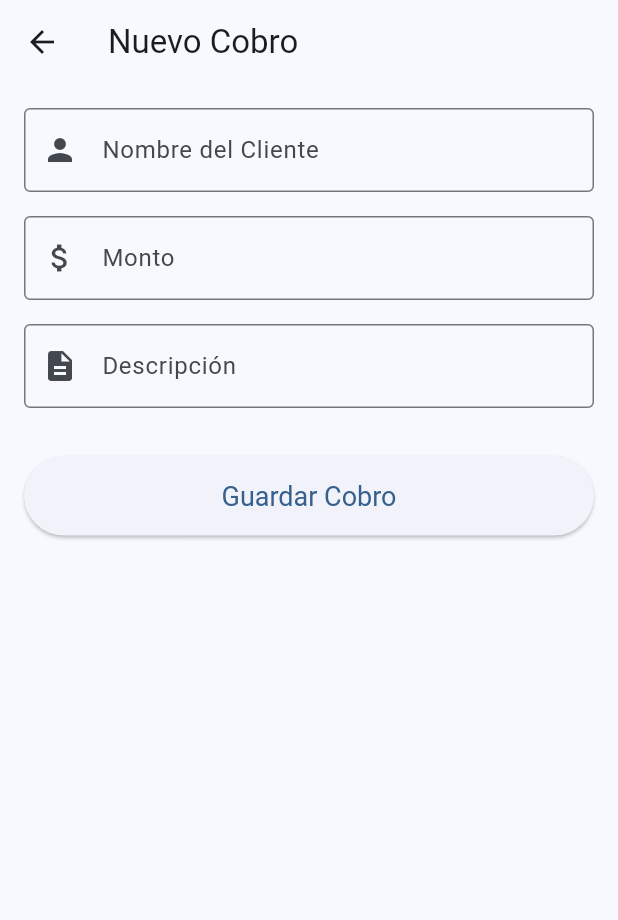
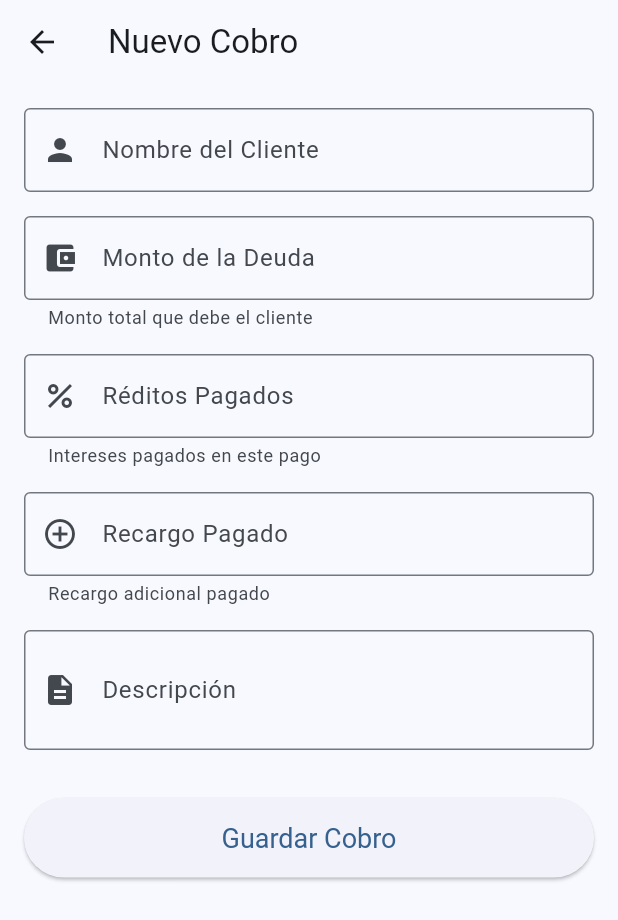
Before and after one commit to could-ai/019a56f2-2bb7-78d8-b73d-5279f10a9cae, a Flutter app: the screen it shows after launch, after a tap on the "add" icon, on a phone screen of 412 x 824 dp. Shown: the top 920 px of the screen. Run offline on Flutter 3.47's test engine with Material 3 defaults, Android fonts, the phone set to English and light mode, and no system bars.

Commit message:
Enhanced the Payment model to track comprehensive payment details including initial debt, interest payments (reditos), surcharges (recargos), and remaining balance. Modified the HomeScreen to display detailed payment information with color-coded balance indicators (green for paid, orange for partial payment, red for unpaid). Updated the AddPaymentScreen form to include new fields for debt amount, interest payment, and surcharge with proper validation. Enhanced the ReceiptScreen to show a complete breakdown of all payment components including initial debt, interest, surcharge, total paid, and remaining balance in a professional receipt format.

```diff
--- a/usr/lib/main.dart
+++ b/usr/lib/main.dart
@@ -4,16 +4,26 @@ import 'package:intl/intl.dart';
 // --- Model ---
 class Payment {
   final String clientName;
-  final double amount;
+  final double debtAmount; // Monto de la deuda
+  final double interestPaid; // Reditos pagados
+  final double surchargePaid; // Recargo pagado
   final String description;
   final DateTime date;
 
   Payment({
     required this.clientName,
-    required this.amount,
+    required this.debtAmount,
+    required this.interestPaid,
+    required this.surchargePaid,
     required this.description,
     required this.date,
   });
+
+  // Total pagado en esta transacción
+  double get totalPaid => interestPaid + surchargePaid;
+
+  // Saldo restante
+  double get remainingBalance => debtAmount - totalPaid;
 }
 
 void main() {
@@ -49,8 +59,14 @@ class HomeScreen extends StatefulWidget {
 
 class _HomeScreenState extends State<HomeScreen> {
   final List<Payment> _payments = [
-    Payment(clientName: "Cliente de Ejemplo", amount: 150.00, description: "Servicio de consultoría", date: DateTime.now()),
-    Payment(clientName: "Otra Empresa S.A.", amount: 320.50, description: "Desarrollo de software", date: DateTime.now().subtract(const Duration(days: 2))),
+    Payment(
+      clientName: "Marichel Kelly",
+      debtAmount: 40.00,
+      interestPaid: 8.00,
+      surchargePaid: 4.00,
+      description: "Pago de réditos y recargo",
+      date: DateTime.now(),
+    ),
   ];
 
   void _addPayment(Payment payment) {
@@ -79,6 +95,12 @@ class _HomeScreenState extends State<HomeScreen> {
               itemCount: _payments.length,
               itemBuilder: (context, index) {
                 final payment = _payments[index];
+                final balanceColor = payment.remainingBalance <= 0
+                    ? Colors.green
+                    : payment.totalPaid > 0
+                        ? Colors.orange
+                        : Colors.red;
+
                 return Card(
                   margin: const EdgeInsets.symmetric(horizontal: 16, vertical: 8),
                   child: ListTile(
@@ -86,22 +108,40 @@ class _HomeScreenState extends State<HomeScreen> {
                     leading: CircleAvatar(
                       radius: 30,
                       backgroundColor: Theme.of(context).colorScheme.primaryContainer,
-                      child: FittedBox(
-                        child: Padding(
-                          padding: const EdgeInsets.all(4.0),
-                          child: Text(
-                            NumberFormat.currency(symbol: '\$').format(payment.amount),
+                      child: Icon(
+                        Icons.person,
+                        size: 32,
+                        color: Theme.of(context).colorScheme.onPrimaryContainer,
+                      ),
+                    ),
+                    title: Text(
+                      payment.clientName,
+                      style: const TextStyle(fontWeight: FontWeight.bold, fontSize: 18),
+                    ),
+                    subtitle: Column(
+                      crossAxisAlignment: CrossAxisAlignment.start,
+                      children: [
+                        const SizedBox(height: 4),
+                        Text('Deuda: \$${payment.debtAmount.toStringAsFixed(2)}'),
+                        Text('Pagado: \$${payment.totalPaid.toStringAsFixed(2)}'),
+                        Text(
+                          'Saldo: \$${payment.remainingBalance.toStringAsFixed(2)}',
                           style: TextStyle(
                             fontWeight: FontWeight.bold,
-                              color: Theme.of(context).colorScheme.onPrimaryContainer
+                            color: balanceColor,
                           ),
                         ),
+                        const SizedBox(height: 4),
+                        Text(
+                          DateFormat.yMd().format(payment.date),
+                          style: const TextStyle(fontSize: 12, color: Colors.grey),
                         ),
+                      ],
                     ),
+                    trailing: Icon(
+                      Icons.arrow_forward_ios,
+                      color: Theme.of(context).colorScheme.primary,
                     ),
-                    title: Text(payment.clientName, style: const TextStyle(fontWeight: FontWeight.bold)),
-                    subtitle: Text(payment.description),
-                    trailing: Text(DateFormat.yMd().format(payment.date)),
                     onTap: () {
                       Navigator.push(
                         context,
@@ -142,13 +182,17 @@ class AddPaymentScreen extends StatefulWidget {
 class _AddPaymentScreenState extends State<AddPaymentScreen> {
   final _formKey = GlobalKey<FormState>();
   final _clientNameController = TextEditingController();
-  final _amountController = TextEditingController();
+  final _debtAmountController = TextEditingController();
+  final _interestPaidController = TextEditingController();
+  final _surchargePaidController = TextEditingController();
   final _descriptionController = TextEditingController();
 
   @override
   void dispose() {
     _clientNameController.dispose();
-    _amountController.dispose();
+    _debtAmountController.dispose();
+    _interestPaidController.dispose();
+    _surchargePaidController.dispose();
     _descriptionController.dispose();
     super.dispose();
   }
@@ -157,7 +201,9 @@ class _AddPaymentScreenState extends State<AddPaymentScreen> {
     if (_formKey.currentState!.validate()) {
       final newPayment = Payment(
         clientName: _clientNameController.text,
-        amount: double.tryParse(_amountController.text) ?? 0.0,
+        debtAmount: double.tryParse(_debtAmountController.text) ?? 0.0,
+        interestPaid: double.tryParse(_interestPaidController.text) ?? 0.0,
+        surchargePaid: double.tryParse(_surchargePaidController.text) ?? 0.0,
         description: _descriptionController.text,
         date: DateTime.now(),
       );
@@ -171,7 +217,7 @@ class _AddPaymentScreenState extends State<AddPaymentScreen> {
       appBar: AppBar(
         title: const Text('Nuevo Cobro'),
       ),
-      body: Padding(
+      body: SingleChildScrollView(
         padding: const EdgeInsets.all(16.0),
         child: Form(
           key: _formKey,
@@ -194,16 +240,57 @@ class _AddPaymentScreenState extends State<AddPaymentScreen> {
               ),
               const SizedBox(height: 16),
               TextFormField(
-                controller: _amountController,
+                controller: _debtAmountController,
                 decoration: const InputDecoration(
-                  labelText: 'Monto',
+                  labelText: 'Monto de la Deuda',
                   border: OutlineInputBorder(),
-                  prefixIcon: Icon(Icons.attach_money),
+                  prefixIcon: Icon(Icons.account_balance_wallet),
+                  helperText: 'Monto total que debe el cliente',
                 ),
                 keyboardType: const TextInputType.numberWithOptions(decimal: true),
                 validator: (value) {
                   if (value == null || value.isEmpty) {
-                    return 'Por favor, ingrese un monto.';
+                    return 'Por favor, ingrese el monto de la deuda.';
+                  }
+                  if (double.tryParse(value) == null) {
+                    return 'Por favor, ingrese un número válido.';
+                  }
+                  return null;
+                },
+              ),
+              const SizedBox(height: 16),
+              TextFormField(
+                controller: _interestPaidController,
+                decoration: const InputDecoration(
+                  labelText: 'Réditos Pagados',
+                  border: OutlineInputBorder(),
+                  prefixIcon: Icon(Icons.percent),
+                  helperText: 'Intereses pagados en este pago',
+                ),
+                keyboardType: const TextInputType.numberWithOptions(decimal: true),
+                validator: (value) {
+                  if (value == null || value.isEmpty) {
+                    return 'Por favor, ingrese los réditos pagados.';
+                  }
+                  if (double.tryParse(value) == null) {
+                    return 'Por favor, ingrese un número válido.';
+                  }
+                  return null;
+                },
+              ),
+              const SizedBox(height: 16),
+              TextFormField(
+                controller: _surchargePaidController,
+                decoration: const InputDecoration(
+                  labelText: 'Recargo Pagado',
+                  border: OutlineInputBorder(),
+                  prefixIcon: Icon(Icons.add_circle_outline),
+                  helperText: 'Recargo adicional pagado',
+                ),
+                keyboardType: const TextInputType.numberWithOptions(decimal: true),
+                validator: (value) {
+                  if (value == null || value.isEmpty) {
+                    return 'Por favor, ingrese el recargo pagado.';
                   }
                   if (double.tryParse(value) == null) {
                     return 'Por favor, ingrese un número válido.';
@@ -219,6 +306,7 @@ class _AddPaymentScreenState extends State<AddPaymentScreen> {
                   border: OutlineInputBorder(),
                   prefixIcon: Icon(Icons.description),
                 ),
+                maxLines: 2,
                 validator: (value) {
                   if (value == null || value.isEmpty) {
                     return 'Por favor, ingrese una descripción.';
@@ -258,7 +346,6 @@ class ReceiptScreen extends StatelessWidget {
           IconButton(
             icon: const Icon(Icons.print),
             onPressed: () {
-              // TODO: Implement printing functionality
               ScaffoldMessenger.of(context).showSnackBar(
                 const SnackBar(content: Text('Función de imprimir no implementada.')),
               );
@@ -267,7 +354,6 @@ class ReceiptScreen extends StatelessWidget {
           IconButton(
             icon: const Icon(Icons.share),
             onPressed: () {
-              // TODO: Implement sharing functionality
               ScaffoldMessenger.of(context).showSnackBar(
                 const SnackBar(content: Text('Función de compartir no implementada.')),
               );
@@ -275,7 +361,7 @@ class ReceiptScreen extends StatelessWidget {
           ),
         ],
       ),
-      body: Padding(
+      body: SingleChildScrollView(
         padding: const EdgeInsets.all(16.0),
         child: Card(
           elevation: 4,
@@ -288,33 +374,58 @@ class ReceiptScreen extends StatelessWidget {
               children: [
                 const Center(
                   child: Text(
-                    'RECIBO',
+                    'RECIBO DE PAGO',
                     style: TextStyle(fontSize: 28, fontWeight: FontWeight.bold, letterSpacing: 2),
                   ),
                 ),
                 const SizedBox(height: 24),
-                const Divider(),
+                const Divider(thickness: 2),
                 const SizedBox(height: 16),
-                Text('Fecha: ${DateFormat.yMMMMEEEEd('es_MX').format(payment.date)}', style: const TextStyle(fontSize: 16)),
+                Text(
+                  'Fecha: ${DateFormat.yMMMMEEEEd('es_MX').format(payment.date)}',
+                  style: const TextStyle(fontSize: 16),
+                ),
                 const SizedBox(height: 16),
-                Text('Recibido de: ${payment.clientName}', style: const TextStyle(fontSize: 18, fontWeight: FontWeight.w500)),
+                Text(
+                  'Cliente: ${payment.clientName}',
+                  style: const TextStyle(fontSize: 20, fontWeight: FontWeight.bold),
+                ),
                 const SizedBox(height: 16),
-                Text('Por concepto de: ${payment.description}', style: const TextStyle(fontSize: 16)),
+                Text(
+                  'Concepto: ${payment.description}',
+                  style: const TextStyle(fontSize: 16),
+                ),
                 const SizedBox(height: 24),
                 const Divider(),
                 const SizedBox(height: 16),
-                Row(
-                  mainAxisAlignment: MainAxisAlignment.end,
-                  children: [
-                    const Text('TOTAL: ', style: TextStyle(fontSize: 20, fontWeight: FontWeight.bold)),
-                    Text(
-                      NumberFormat.currency(locale: 'es_MX', symbol: '\$').format(payment.amount),
-                      style: const TextStyle(fontSize: 22, fontWeight: FontWeight.bold, color: Colors.green),
+                const Text(
+                  'DETALLE DEL PAGO',
+                  style: TextStyle(fontSize: 18, fontWeight: FontWeight.bold),
                 ),
-                  ],
+                const SizedBox(height: 16),
+                _buildDetailRow('Deuda Total:', payment.debtAmount),
+                const SizedBox(height: 8),
+                _buildDetailRow('Réditos Pagados:', payment.interestPaid, color: Colors.blue),
+                const SizedBox(height: 8),
+                _buildDetailRow('Recargo Pagado:', payment.surchargePaid, color: Colors.blue),
+                const SizedBox(height: 16),
+                const Divider(thickness: 2),
+                const SizedBox(height: 16),
+                _buildDetailRow('Total Pagado:', payment.totalPaid, isTotal: true, color: Colors.green),
+                const SizedBox(height: 16),
+                _buildDetailRow(
+                  'Saldo Restante:',
+                  payment.remainingBalance,
+                  isTotal: true,
+                  color: payment.remainingBalance > 0 ? Colors.red : Colors.green,
                 ),
                 const SizedBox(height: 40),
-                 const Center(child: Text('¡Gracias por su pago!', style: TextStyle(fontStyle: FontStyle.italic, color: Colors.grey))),
+                const Center(
+                  child: Text(
+                    '¡Gracias por su pago!',
+                    style: TextStyle(fontStyle: FontStyle.italic, color: Colors.grey, fontSize: 16),
+                  ),
+                ),
               ],
             ),
           ),
@@ -322,4 +433,27 @@ class ReceiptScreen extends StatelessWidget {
       ),
     );
   }
+
+  Widget _buildDetailRow(String label, double amount, {bool isTotal = false, Color? color}) {
+    return Row(
+      mainAxisAlignment: MainAxisAlignment.spaceBetween,
+      children: [
+        Text(
+          label,
+          style: TextStyle(
+            fontSize: isTotal ? 20 : 16,
+            fontWeight: isTotal ? FontWeight.bold : FontWeight.normal,
+          ),
+        ),
+        Text(
+          NumberFormat.currency(locale: 'es_MX', symbol: '\$').format(amount),
+          style: TextStyle(
+            fontSize: isTotal ? 22 : 18,
+            fontWeight: isTotal ? FontWeight.bold : FontWeight.w500,
+            color: color,
+          ),
+        ),
+      ],
+    );
   }
+}
```
Lines whose indentation alone changed are shown as unchanged.
